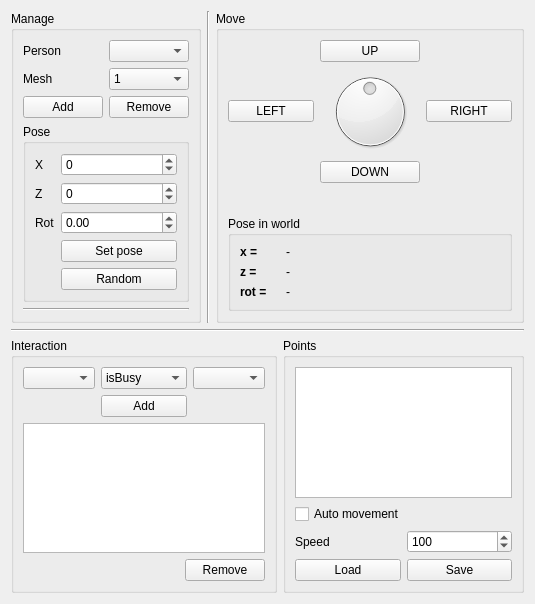
First picture: the form in components/fakeHumanAgent/src/mainUI.ui, repository robocomp/robocomp-viriato, before the edit.
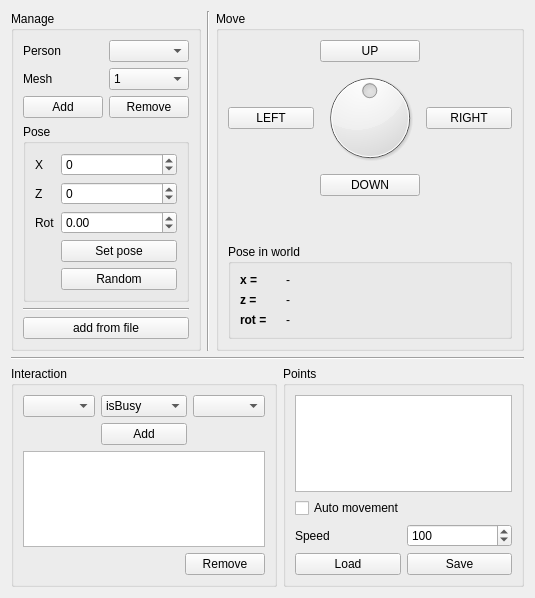
Second picture: the form after the edit.

Patch:
```diff
--- a/components/fakeHumanAgent/src/mainUI.ui
+++ b/components/fakeHumanAgent/src/mainUI.ui
@@ -7,7 +7,7 @@
     <x>0</x>
     <y>0</y>
     <width>535</width>
-    <height>604</height>
+    <height>598</height>
    </rect>
   </property>
   <property name="acceptDrops">
@@ -219,6 +219,13 @@
             </property>
            </widget>
           </item>
+          <item>
+           <widget class="QPushButton" name="addFromFile_pb">
+            <property name="text">
+             <string>add from file</string>
+            </property>
+           </widget>
+          </item>
          </layout>
         </item>
        </layout>
```
